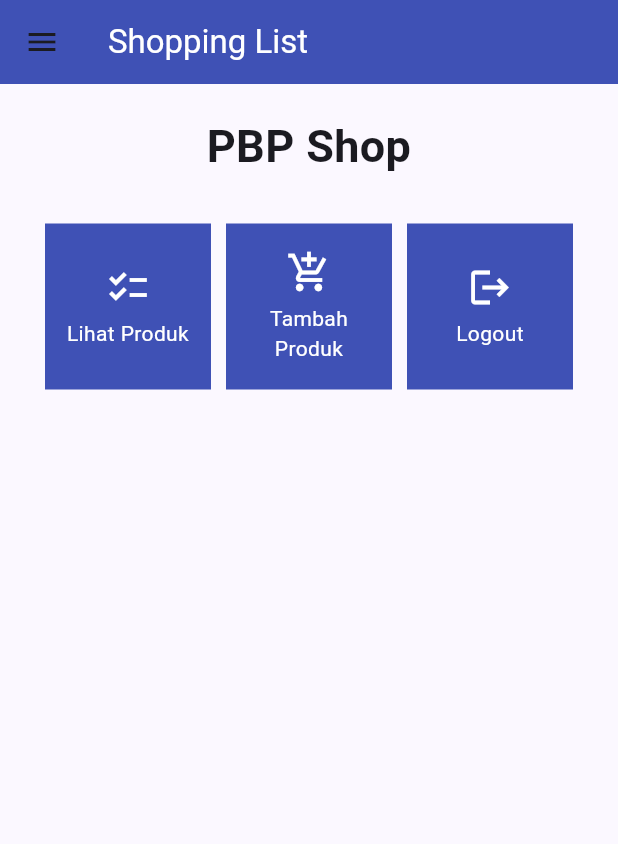
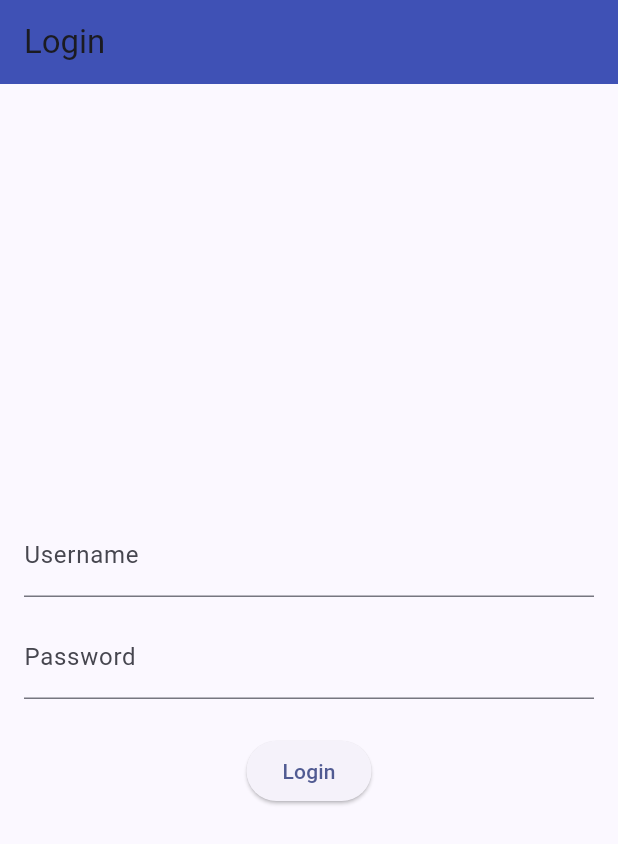
Before and after one commit to catherinehana/shopping-list-mobile, a Flutter app: the screen it shows after launch, on a phone screen of 412 x 824 dp. Shown: the top 844 px of the screen. Run offline on Flutter 3.47's test engine with Material 2 defaults, Android fonts, the phone set to English and light mode, and no system bars; missing offline and left inert: pbp_django_auth.

Commit message:
Tutorial8

```diff
--- a/lib/main.dart
+++ b/lib/main.dart
@@ -1,5 +1,8 @@
 import 'package:flutter/material.dart';
+import 'package:pbp_django_auth/pbp_django_auth.dart';
+import 'package:provider/provider.dart';
 import 'package:shopping_list/screens/menu.dart';
+import 'package:shopping_list/screens/login.dart';
 
 void main() {
   runApp(const MyApp());
@@ -11,29 +14,46 @@ class MyApp extends StatelessWidget {
   // This widget is the root of your application.
   @override
   Widget build(BuildContext context) {
-    return MaterialApp(
-      title: 'Flutter Demo',
-      theme: ThemeData(
-        // This is the theme of your application.
-        //
-        // TRY THIS: Try running your application with "flutter run". You'll see
-        // the application has a blue toolbar. Then, without quitting the app,
-        // try changing the seedColor in the colorScheme below to Colors.green
-        // and then invoke "hot reload" (save your changes or press the "hot
-        // reload" button in a Flutter-supported IDE, or press "r" if you used
-        // the command line to start the app).
-        //
-        // Notice that the counter didn't reset back to zero; the application
-        // state is not lost during the reload. To reset the state, use hot
-        // restart instead.
-        //
-        // This works for code too, not just values: Most code changes can be
-        // tested with just a hot reload.
-        appBarTheme: AppBarTheme(backgroundColor: Colors.indigo),
-        colorScheme: ColorScheme.fromSeed(seedColor: Colors.indigo),
-        useMaterial3: true,
-      ),
-      home: MyHomePage(),
-    );
+    return Provider(
+        create: (_) {
+          CookieRequest request = CookieRequest();
+          return request;
+        },
+        child: MaterialApp(
+            title: 'Flutter App',
+            theme: ThemeData(
+              appBarTheme: AppBarTheme(backgroundColor: Colors.indigo),
+              colorScheme: ColorScheme.fromSeed(seedColor: Colors.indigo),
+              useMaterial3: true,
+              //colorScheme: ColorScheme.fromSeed(seedColor: Colors.indigo),
+              //useMaterial3: true,
+            ),
+            //home: MyHomePage()),
+            home: LoginPage()));
+    //   return MaterialApp(
+    //     title: 'Flutter Demo',
+    //     theme: ThemeData(
+    //       // This is the theme of your application.
+    //       //
+    //       // TRY THIS: Try running your application with "flutter run". You'll see
+    //       // the application has a blue toolbar. Then, without quitting the app,
+    //       // try changing the seedColor in the colorScheme below to Colors.green
+    //       // and then invoke "hot reload" (save your changes or press the "hot
+    //       // reload" button in a Flutter-supported IDE, or press "r" if you used
+    //       // the command line to start the app).
+    //       //
+    //       // Notice that the counter didn't reset back to zero; the application
+    //       // state is not lost during the reload. To reset the state, use hot
+    //       // restart instead.
+    //       //
+    //       // This works for code too, not just values: Most code changes can be
+    //       // tested with just a hot reload.
+    //       appBarTheme: AppBarTheme(backgroundColor: Colors.indigo),
+    //       colorScheme: ColorScheme.fromSeed(seedColor: Colors.indigo),
+    //       useMaterial3: true,
+    //     ),
+    //     home: MyHomePage(),
+    //   );
+    // }
   }
 }
--- /dev/null
+++ b/lib/screens/login.dart
@@ -0,0 +1,114 @@
+import 'package:shopping_list/screens/menu.dart';
+import 'package:flutter/material.dart';
+import 'package:pbp_django_auth/pbp_django_auth.dart';
+import 'package:provider/provider.dart';
+
+void main() {
+  runApp(const LoginApp());
+}
+
+class LoginApp extends StatelessWidget {
+  const LoginApp({super.key});
+
+  @override
+  Widget build(BuildContext context) {
+    return MaterialApp(
+      title: 'Login',
+      theme: ThemeData(
+        primarySwatch: Colors.blue,
+      ),
+      home: const LoginPage(),
+    );
+  }
+}
+
+class LoginPage extends StatefulWidget {
+  const LoginPage({super.key});
+
+  @override
+  _LoginPageState createState() => _LoginPageState();
+}
+
+class _LoginPageState extends State<LoginPage> {
+  final TextEditingController _usernameController = TextEditingController();
+  final TextEditingController _passwordController = TextEditingController();
+
+  @override
+  Widget build(BuildContext context) {
+    final request = context.watch<CookieRequest>();
+    return Scaffold(
+      appBar: AppBar(
+        title: const Text('Login'),
+      ),
+      body: Container(
+        padding: const EdgeInsets.all(16.0),
+        child: Column(
+          mainAxisAlignment: MainAxisAlignment.center,
+          children: [
+            TextField(
+              controller: _usernameController,
+              decoration: const InputDecoration(
+                labelText: 'Username',
+              ),
+            ),
+            const SizedBox(height: 12.0),
+            TextField(
+              controller: _passwordController,
+              decoration: const InputDecoration(
+                labelText: 'Password',
+              ),
+              obscureText: true,
+            ),
+            const SizedBox(height: 24.0),
+            ElevatedButton(
+              onPressed: () async {
+                String username = _usernameController.text;
+                String password = _passwordController.text;
+
+                // Cek kredensial
+                // TODO: Ganti URL dan jangan lupa tambahkan trailing slash (/) di akhir URL!
+                // Untuk menyambungkan Android emulator dengan Django pada localhost,
+                // gunakan URL http://10.0.2.2/
+                final response =
+                    await request.login("http://localhost:8000/auth/login/", {
+                  'username': username,
+                  'password': password,
+                });
+
+                if (request.loggedIn) {
+                  String message = response['message'];
+                  String uname = response['username'];
+                  Navigator.pushReplacement(
+                    context,
+                    MaterialPageRoute(builder: (context) => MyHomePage()),
+                  );
+                  ScaffoldMessenger.of(context)
+                    ..hideCurrentSnackBar()
+                    ..showSnackBar(SnackBar(
+                        content: Text("$message Selamat datang, $uname.")));
+                } else {
+                  showDialog(
+                    context: context,
+                    builder: (context) => AlertDialog(
+                      title: const Text('Login Gagal'),
+                      content: Text(response['message']),
+                      actions: [
+                        TextButton(
+                          child: const Text('OK'),
+                          onPressed: () {
+                            Navigator.pop(context);
+                          },
+                        ),
+                      ],
+                    ),
+                  );
+                }
+              },
+              child: const Text('Login'),
+            ),
+          ],
+        ),
+      ),
+    );
+  }
+}
--- a/pubspec.yaml
+++ b/pubspec.yaml
@@ -35,6 +35,9 @@ dependencies:
   # The following adds the Cupertino Icons font to your application.
   # Use with the CupertinoIcons class for iOS style icons.
   cupertino_icons: ^1.0.2
+  provider: ^6.1.1
+  pbp_django_auth: ^0.3.1
+  http: ^0.13.6
 
 dev_dependencies:
   flutter_test:
```
Also changed, not shown: lib/models/product.dart (added, +68 -0 lines), lib/screens/list_product.dart (added, +92 -0 lines), lib/screens/shoplist_form.dart (+66 -29 lines), lib/widgets/left_drawer.dart (+13 -0 lines), lib/widgets/shop_card.dart (+28 -1 lines), pubspec.lock, 2 other files.
